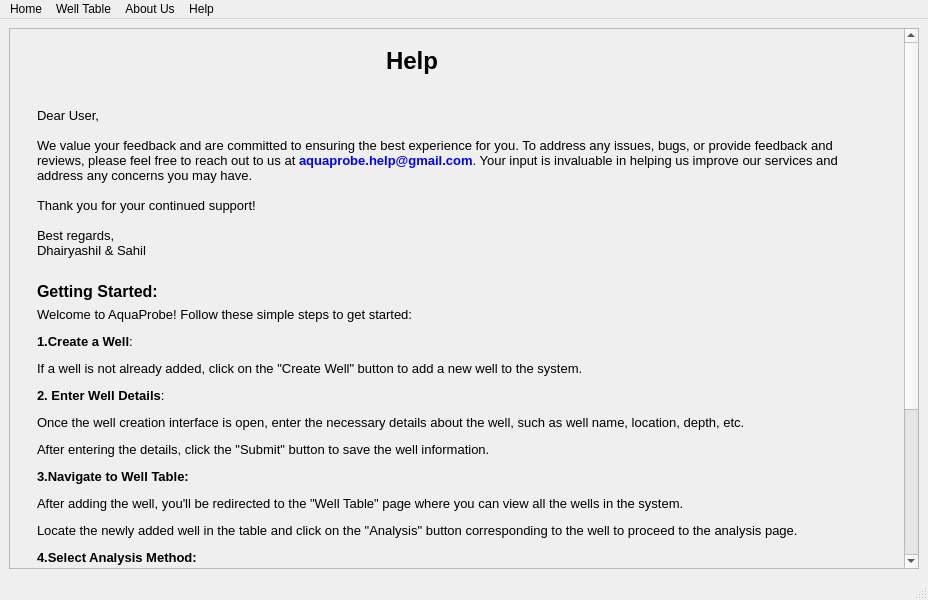
The window that help.ui (dhairyashil-G/CGWB-Desktop-App) describes before a commit, drawn with Qt 5.
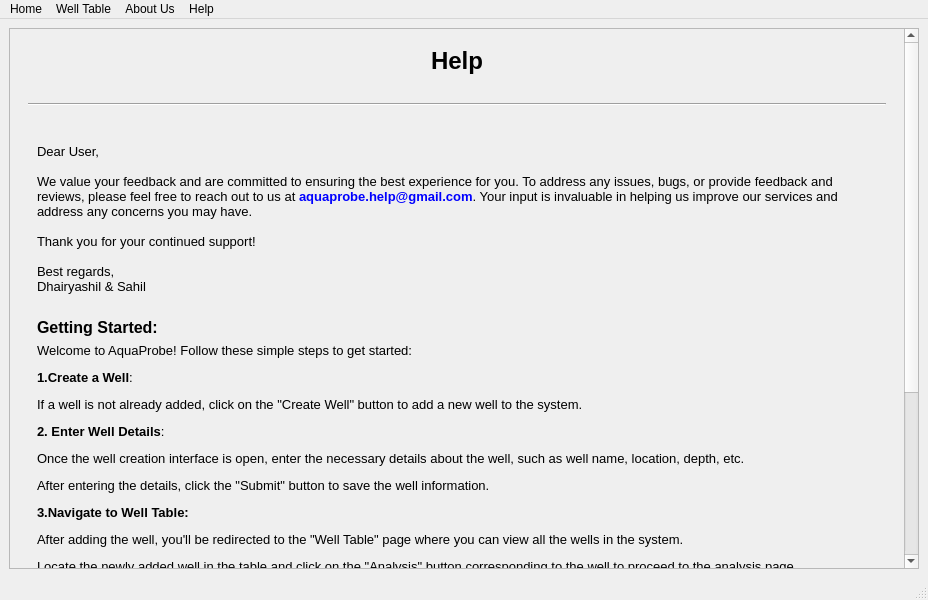
The same window after the commit. Icons and pictures are not drawn.

Commit message: Ui changes on top bar

Diff of the .ui file:
```diff
--- a/help.ui
+++ b/help.ui
@@ -24,9 +24,9 @@
        <property name="geometry">
         <rect>
          <x>0</x>
-         <y>-172</y>
+         <y>0</y>
          <width>891</width>
-         <height>899</height>
+         <height>935</height>
         </rect>
        </property>
        <layout class="QVBoxLayout" name="verticalLayout_2">
@@ -39,7 +39,7 @@
            </size>
           </property>
           <layout class="QHBoxLayout" name="horizontalLayout_3">
-           <item>
+           <item alignment="Qt::AlignLeft">
             <widget class="QLabel" name="label_3">
              <property name="maximumSize">
               <size>
@@ -58,7 +58,7 @@
              </property>
             </widget>
            </item>
-           <item>
+           <item alignment="Qt::AlignHCenter">
             <widget class="QLabel" name="label_2">
              <property name="minimumSize">
               <size>
@@ -87,7 +87,7 @@
              </property>
             </widget>
            </item>
-           <item>
+           <item alignment="Qt::AlignRight">
             <widget class="QLabel" name="label">
              <property name="maximumSize">
               <size>
@@ -112,6 +112,28 @@
           </layout>
          </widget>
         </item>
+        <item>
+         <widget class="QWidget" name="widget_9" native="true">
+          <property name="minimumSize">
+           <size>
+            <width>0</width>
+            <height>30</height>
+           </size>
+          </property>
+          <property name="styleSheet">
+           <string notr="true"/>
+          </property>
+          <layout class="QVBoxLayout" name="verticalLayout_7">
+           <item>
+            <widget class="Line" name="line_5">
+             <property name="orientation">
+              <enum>Qt::Horizontal</enum>
+             </property>
+            </widget>
+           </item>
+          </layout>
+         </widget>
+        </item>
         <item>
          <widget class="QWidget" name="widget_6" native="true">
           <property name="styleSheet">
```
The commit also changes 1 other file.
